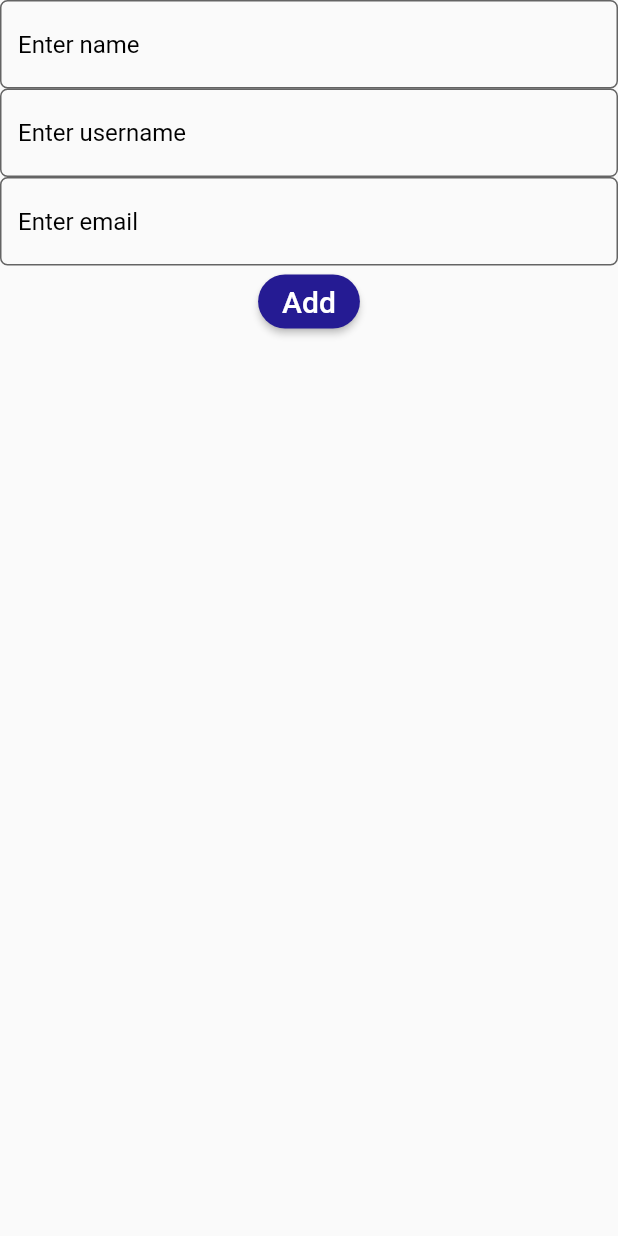
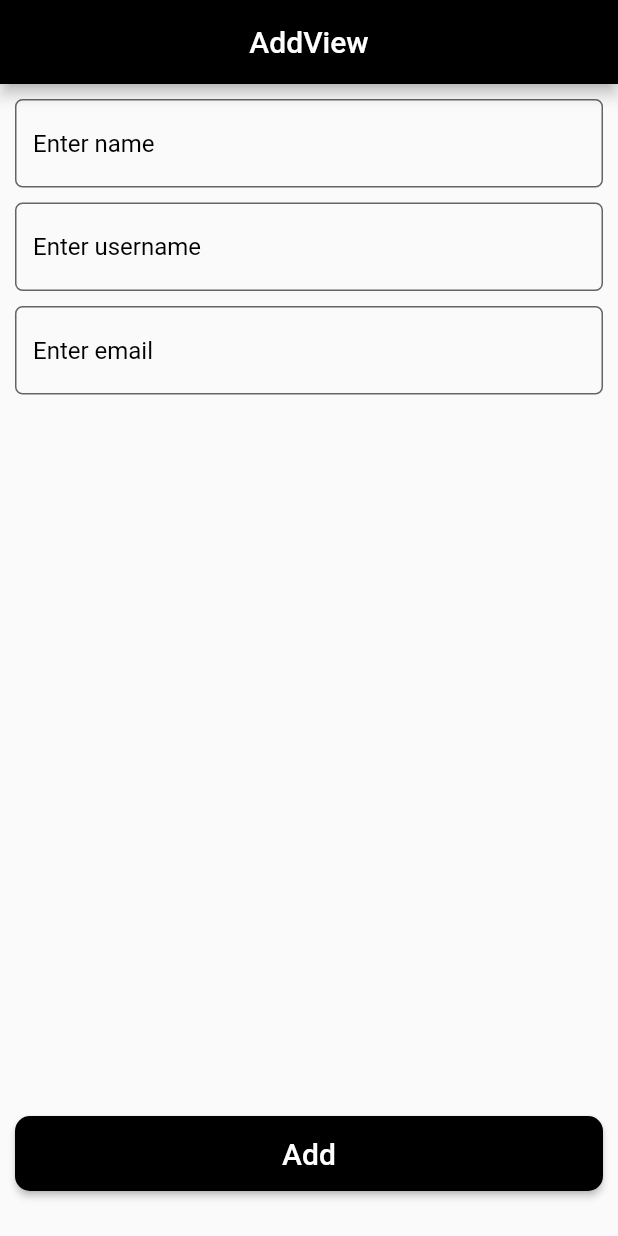
Before and after one commit to Anasahmed01/Crud_Api_Flutter, a Flutter app: the AddView screen opened directly, on a phone screen of 412 x 824 dp. Run offline on Flutter 3.47's test engine with Material 2 defaults, Android fonts, the phone set to English and light mode, and no system bars; network calls fail.

Commit message:
design_Ui

```diff
--- a/lib/main.dart
+++ b/lib/main.dart
@@ -11,6 +11,7 @@ class MyApp extends StatelessWidget {
   @override
   Widget build(BuildContext context) {
     return const MaterialApp(
+      debugShowCheckedModeBanner: false,
       home: HomeView(),
     );
   }
--- a/lib/views/add_view.dart
+++ b/lib/views/add_view.dart
@@ -26,21 +26,57 @@ class _EditViewState extends State<AddView> {
   @override
   Widget build(BuildContext context) {
     return Scaffold(
+      appBar: AppBar(
+        automaticallyImplyLeading: false,
+        title: const Center(
+          child: Text(
+            'AddView',
+            style: TextStyle(color: Colors.white),
+          ),
+        ),
+        backgroundColor: Colors.black,
+      ),
       body: SafeArea(
+        child: Padding(
+          padding: const EdgeInsets.all(10.0),
+          child: Column(
+            mainAxisAlignment: MainAxisAlignment.spaceBetween,
+            children: [
+              SizedBox(
                 child: Column(
                   children: [
-            textfield(hintText: 'Enter name', controllar: nameControllar),
                     textfield(
-                hintText: 'Enter username', controllar: userNameControllar),
-            textfield(hintText: 'Enter email', controllar: emailControllar),
-            ElevatedButton(
+                        hintText: 'Enter name', controllar: nameControllar),
+                    const SizedBox(
+                      height: 10,
+                    ),
+                    textfield(
+                        hintText: 'Enter username',
+                        controllar: userNameControllar),
+                    const SizedBox(
+                      height: 10,
+                    ),
+                    textfield(
+                        hintText: 'Enter email', controllar: emailControllar),
+                    const SizedBox(
+                      height: 30,
+                    ),
+                  ],
+                ),
+              ),
+              Padding(
+                padding: const EdgeInsets.only(bottom: 20.0),
+                child: SizedBox(
+                  width: MediaQuery.of(context).size.width * 0.99,
+                  height: 50,
+                  child: ElevatedButton(
                     style: ButtonStyle(
                       backgroundColor: MaterialStateProperty.all(
-                  const Color.fromARGB(255, 37, 27, 147),
+                        const Color.fromARGB(255, 0, 0, 0),
                       ),
                       shape: MaterialStateProperty.all<RoundedRectangleBorder>(
                         RoundedRectangleBorder(
-                    borderRadius: BorderRadius.circular(40.0),
+                          borderRadius: BorderRadius.circular(10.0),
                         ),
                       ),
                     ),
@@ -60,7 +96,10 @@ class _EditViewState extends State<AddView> {
                       style: TextStyle(fontSize: 20),
                     ),
                   ),
+                ),
+              ),
             ],
+          ),
         ),
       ),
     );
```
Also changed, not shown: lib/views/home_view.dart (+53 -23 lines). Lines whose indentation alone changed are shown as unchanged.
